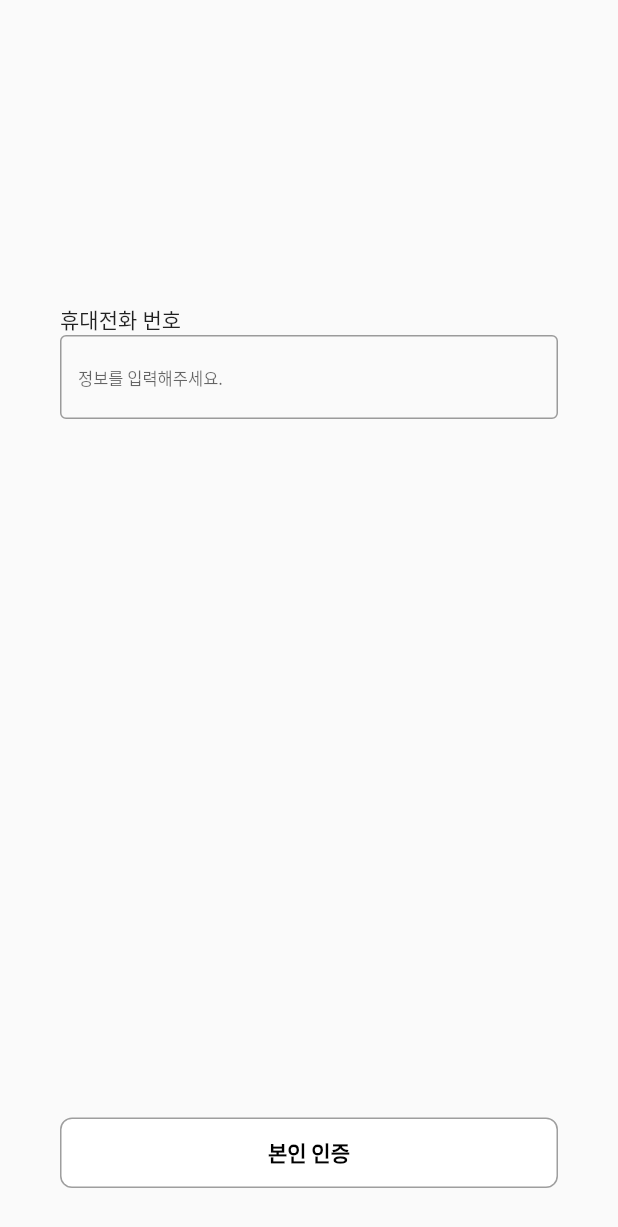
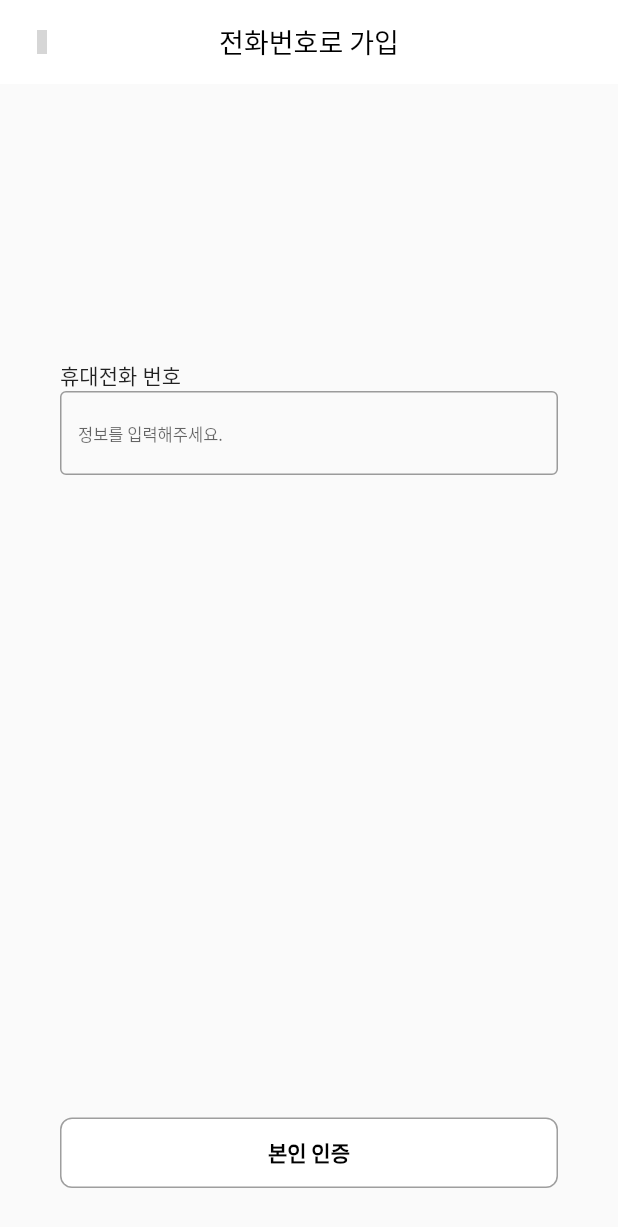
Before and after one commit to sirasatarato/hipet-flutter, a Flutter app: the PhonePage screen opened directly, on a phone screen of 412 x 824 dp. Shown: the top 1227 px of the screen. Run offline on Flutter 3.47's test engine with Material 2 defaults, Android fonts, the phone set to English and light mode, and no system bars; our stand-ins replace dio, firebase_core, firebase_messaging, flutter_svg, fluttericon, get and 2 more; accounts and stored records are empty; grey boxes are pictures that could not be loaded.

Commit message:
Delete Nav Controller for sign up

```diff
--- a/hipet/lib/src/configs/binding.dart
+++ b/hipet/lib/src/configs/binding.dart
@@ -2,7 +2,6 @@ import 'package:get/get.dart';
 import 'package:hipet/src/controller/phone_controller.dart';
 import 'package:hipet/src/controller/policy_controller.dart';
 import 'package:hipet/src/controller/sign_up_controller.dart';
-import 'package:hipet/src/controller/sign_up_nav_controller.dart';
 import 'package:hipet/src/controller/topic_controller.dart';
 import 'package:hipet/src/controller/user_info_controller.dart';
 
@@ -13,7 +12,6 @@ class SignBinding implements Bindings {
     Get.lazyPut<PhoneController>(() => PhoneController(), fenix: true);
     Get.lazyPut<TopicController>(() => TopicController(), fenix: true);
     Get.lazyPut<SignUpController>(() => SignUpController(), fenix: true);
-    Get.lazyPut<SignUpNavController>(() => SignUpNavController(), fenix: true);
   }
 }
 
--- a/hipet/lib/src/controller/sign_up_nav_controller.dart
+++ /dev/null
@@ -1,37 +0,0 @@
-import 'package:flutter/material.dart';
-import 'package:get/get.dart';
-import 'package:hipet/src/pages/sign/phone_page.dart';
-import 'package:hipet/src/pages/sign/pick_topic_page.dart';
-import 'package:hipet/src/pages/sign/policy_page.dart';
-import 'package:hipet/src/util/pair.dart';
-
-class SignUpNavController extends GetxController {
-  final pages = [
-    Pair('이용 약관', PolicyPage()),
-    Pair('전화번호로 가입', PhonePage()),
-  ];
-
-  RxInt _currentPageNumber = 0.obs;
-
-  get currentPageNumber => _currentPageNumber.value;
-
-  void nextPage() {
-    if (_currentPageNumber.value < pages.length - 1) {
-      _currentPageNumber.value++;
-    } else {
-      Get.to(() => PickTopicPage());
-    }
-  }
-
-  void backPage() {
-    if (_currentPageNumber.value == 0) {
-      Get.back();
-    } else {
-      _currentPageNumber.value--;
-    }
-  }
-
-  String getTitle() => pages[_currentPageNumber.value].left;
-
-  Widget getPage() => pages[_currentPageNumber.value].right;
-}
--- a/hipet/lib/src/pages/sign/phone_page.dart
+++ b/hipet/lib/src/pages/sign/phone_page.dart
@@ -1,17 +1,38 @@
 import 'package:flutter/material.dart';
 import 'package:flutter/services.dart';
+import 'package:fluttericon/mfg_labs_icons.dart';
 import 'package:get/get.dart';
 import 'package:hipet/src/controller/phone_controller.dart';
-import 'package:hipet/src/controller/sign_up_nav_controller.dart';
+import 'package:hipet/src/pages/sign/pick_topic_page.dart';
 import 'package:hipet/src/widgets/widest_button.dart';
 
 class PhonePage extends StatelessWidget {
   final RegExp phoneNumberPattern = RegExp(r'(^(?:[+0]9)?[0-9]{10,12}$)');
   final PhoneController phoneController = Get.find();
 
+  AppBar buildAppBar() {
+    return AppBar(
+      backgroundColor: Colors.white,
+      centerTitle: true,
+      elevation: 0,
+      leading: IconButton(
+        icon: const Icon(MfgLabs.left),
+        iconSize: 16,
+        color: Colors.black,
+        onPressed: () => Get.back(),
+      ),
+      title: Text(
+        '전화번호로 가입',
+        style: Get.textTheme.headline1,
+      ),
+    );
+  }
+
   @override
   Widget build(BuildContext context) {
-    return Padding(
+    return Scaffold(
+      appBar: buildAppBar(),
+      body: Padding(
         padding: const EdgeInsets.symmetric(horizontal: 40, vertical: 32),
         child: Column(
           crossAxisAlignment: CrossAxisAlignment.start,
@@ -24,6 +45,7 @@ class PhonePage extends StatelessWidget {
             const Spacer(flex: 2),
             buildBottomButton(),
           ],
+        ),
       ),
     );
   }
@@ -92,17 +114,13 @@ class PhonePage extends StatelessWidget {
     );
   }
 
-  GetBuilder<SignUpNavController> buildBottomButton() {
-    return GetBuilder(
-      builder: (SignUpNavController navController) {
+  Widget buildBottomButton() {
     return Obx(
       () => WidestButton(
         '본인 인증',
         isColored: phoneController.isValid,
-            clickEvent: () => navController.nextPage(),
+        clickEvent: () => Get.to(() => PickTopicPage()),
       ),
-        );
-      },
     );
   }
 }
--- a/hipet/lib/src/pages/sign/sign_page.dart
+++ b/hipet/lib/src/pages/sign/sign_page.dart
@@ -2,8 +2,9 @@ import 'package:flutter/material.dart';
 import 'package:get/get.dart';
 import 'package:hipet/src/configs/binding.dart';
 import 'package:hipet/src/controller/login_controller.dart';
+import 'package:hipet/src/model/sign_type.dart';
 import 'package:hipet/src/pages/content/main_content_page.dart';
-import 'package:hipet/src/pages/sign/sign_process_frame.dart';
+import 'package:hipet/src/pages/sign/policy_page.dart';
 import 'package:hipet/src/widgets/logo.dart';
 import 'package:hipet/src/widgets/widest_button.dart';
 
@@ -36,7 +37,7 @@ class SignPage extends StatelessWidget {
                   if (_loginController.isLogin) {
                     Get.to(() => MainContentPage());
                   } else {
-                    Get.to(() => SignProcessFrame(), binding: SignBinding());
+                    Get.to(() => PolicyPage(SignType.PHONE), binding: SignBinding());
                   }
                 },
               ),
```
Also changed, not shown: hipet/lib/src/controller/policy_controller.dart (+19 -0 lines), hipet/lib/src/model/sign_type.dart (added, +8 -0 lines), hipet/lib/src/pages/sign/policy_page.dart (+35 -8 lines), hipet/lib/src/pages/sign/sign_process_frame.dart (deleted, +0 -38 lines). Lines whose indentation alone changed are shown as unchanged.
